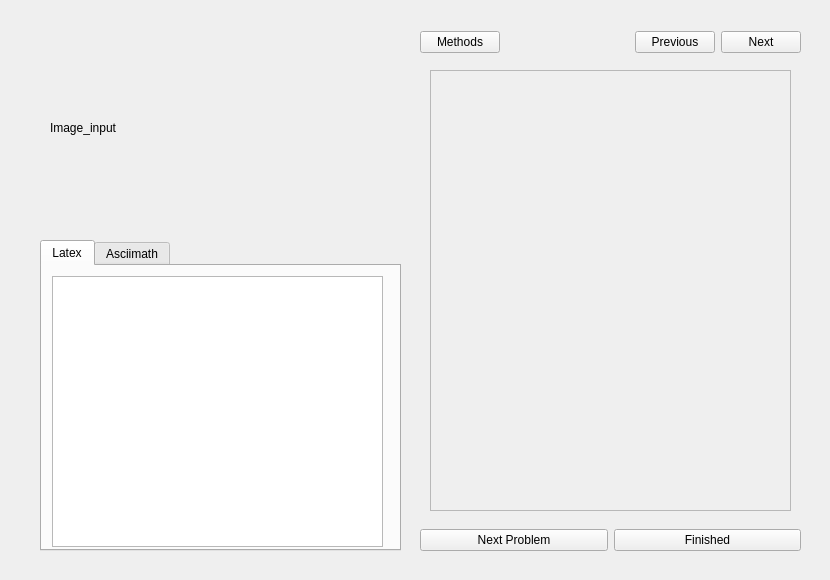
The window that gui/solution_widget.ui (louis845/COMP2012H_Project) describes before a commit, drawn with Qt 5.
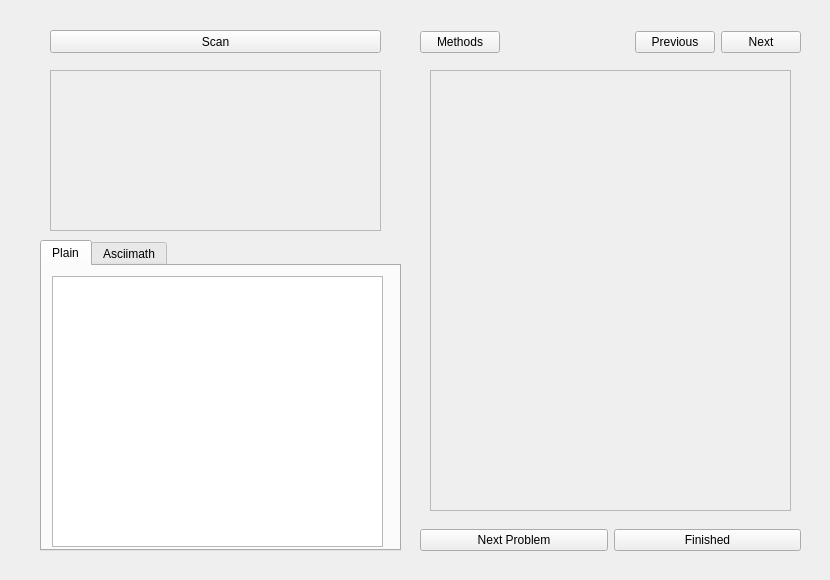
The same window after the commit.

The edit to the form file:
```diff
--- a/gui/solution_widget.ui
+++ b/gui/solution_widget.ui
@@ -54,34 +54,9 @@
      <x>30</x>
      <y>20</y>
      <width>381</width>
-     <height>531</height>
+     <height>541</height>
     </rect>
    </property>
-   <widget class="QLabel" name="image_label">
-    <property name="geometry">
-     <rect>
-      <x>20</x>
-      <y>12</y>
-      <width>351</width>
-      <height>191</height>
-     </rect>
-    </property>
-    <property name="minimumSize">
-     <size>
-      <width>0</width>
-      <height>0</height>
-     </size>
-    </property>
-    <property name="maximumSize">
-     <size>
-      <width>800</width>
-      <height>800</height>
-     </size>
-    </property>
-    <property name="text">
-     <string>Image_input</string>
-    </property>
-   </widget>
    <widget class="QTabWidget" name="tabWidget">
     <property name="geometry">
      <rect>
@@ -96,7 +71,7 @@
     </property>
     <widget class="QWidget" name="latex_tab">
      <attribute name="title">
-      <string>Latex</string>
+      <string>Plain</string>
      </attribute>
      <widget class="QTextEdit" name="latex_textedit">
       <property name="geometry">
@@ -125,6 +100,42 @@
      </widget>
     </widget>
    </widget>
+   <widget class="QScrollArea" name="scrollAreaIntepretation">
+    <property name="geometry">
+     <rect>
+      <x>20</x>
+      <y>50</y>
+      <width>331</width>
+      <height>161</height>
+     </rect>
+    </property>
+    <property name="widgetResizable">
+     <bool>true</bool>
+    </property>
+    <widget class="QWidget" name="scrollAreaWidgetContents">
+     <property name="geometry">
+      <rect>
+       <x>0</x>
+       <y>0</y>
+       <width>329</width>
+       <height>159</height>
+      </rect>
+     </property>
+    </widget>
+   </widget>
+   <widget class="QPushButton" name="scan_btn">
+    <property name="geometry">
+     <rect>
+      <x>20</x>
+      <y>10</y>
+      <width>331</width>
+      <height>23</height>
+     </rect>
+    </property>
+    <property name="text">
+     <string>Scan</string>
+    </property>
+   </widget>
   </widget>
   <widget class="QWidget" name="finish_btn_widget" native="true">
    <property name="geometry">
```
Left out of the diff: 6 changed lines with no effect on the pictures.
